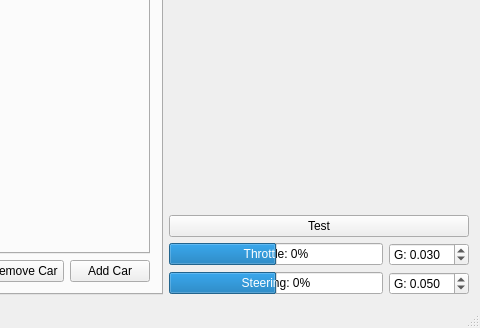
Old version of the form Linux/RC_Car_Tool/mainwindow.ui in the repository vedderb/rise_sdvp; both pictures show x 929 to 1409 and y 379 to 707 of the 1409 by 707 pixel window.
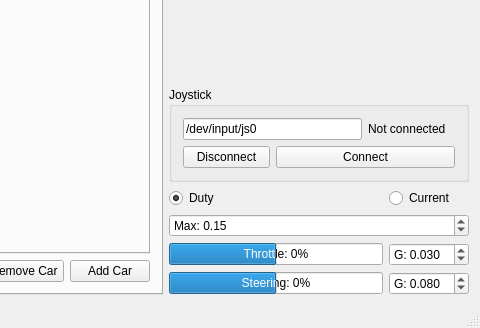
New version of the form. The open tabs and pages were chosen to show the change. Custom widgets are drawn as their Qt base class.

Commit message: Joystick support

```diff
--- a/Linux/RC_Car_Tool/mainwindow.ui
+++ b/Linux/RC_Car_Tool/mainwindow.ui
@@ -242,7 +242,7 @@
           <rect>
            <x>0</x>
            <y>0</y>
-           <width>193</width>
+           <width>300</width>
            <height>78</height>
           </rect>
          </property>
@@ -308,15 +308,45 @@
        </spacer>
       </item>
       <item>
-       <widget class="QPushButton" name="testButton">
-        <property name="text">
-         <string>Test</string>
+       <widget class="QGroupBox" name="groupBox">
+        <property name="title">
+         <string>Joystick</string>
         </property>
+        <layout class="QGridLayout" name="gridLayout_4">
+         <item row="0" column="0" colspan="2">
+          <widget class="QLineEdit" name="jsPortEdit">
+           <property name="text">
+            <string>/dev/input/js0</string>
+           </property>
+          </widget>
+         </item>
+         <item row="0" column="2">
+          <widget class="QLabel" name="jsConnectedLabel">
+           <property name="text">
+            <string>Not connected</string>
+           </property>
+          </widget>
+         </item>
+         <item row="1" column="0">
+          <widget class="QPushButton" name="jsDisconnectButton">
+           <property name="text">
+            <string>Disconnect</string>
+           </property>
+          </widget>
+         </item>
+         <item row="1" column="1" colspan="2">
+          <widget class="QPushButton" name="jsConnectButton">
+           <property name="text">
+            <string>Connect</string>
+           </property>
+          </widget>
+         </item>
+        </layout>
        </widget>
       </item>
       <item>
        <layout class="QGridLayout" name="gridLayout_3">
-        <item row="0" column="0">
+        <item row="2" column="0">
          <widget class="QProgressBar" name="throttleBar">
           <property name="sizePolicy">
            <sizepolicy hsizetype="Minimum" vsizetype="Fixed">
@@ -335,7 +365,29 @@
           </property>
          </widget>
         </item>
-        <item row="0" column="1">
+        <item row="3" column="1">
+         <widget class="QDoubleSpinBox" name="steeringGainBox">
+          <property name="sizePolicy">
+           <sizepolicy hsizetype="Fixed" vsizetype="Fixed">
+            <horstretch>0</horstretch>
+            <verstretch>0</verstretch>
+           </sizepolicy>
+          </property>
+          <property name="prefix">
+           <string>G: </string>
+          </property>
+          <property name="decimals">
+           <number>3</number>
+          </property>
+          <property name="singleStep">
+           <double>0.005000000000000</double>
+          </property>
+          <property name="value">
+           <double>0.080000000000000</double>
+          </property>
+         </widget>
+        </item>
+        <item row="2" column="1">
          <widget class="QDoubleSpinBox" name="throttleGainBox">
           <property name="sizePolicy">
            <sizepolicy hsizetype="Fixed" vsizetype="Fixed">
@@ -357,7 +409,7 @@
           </property>
          </widget>
         </item>
-        <item row="1" column="0">
+        <item row="3" column="0">
          <widget class="QProgressBar" name="steeringBar">
           <property name="sizePolicy">
            <sizepolicy hsizetype="Minimum" vsizetype="Fixed">
@@ -376,25 +428,36 @@
           </property>
          </widget>
         </item>
-        <item row="1" column="1">
-         <widget class="QDoubleSpinBox" name="steeringGainBox">
-          <property name="sizePolicy">
-           <sizepolicy hsizetype="Fixed" vsizetype="Fixed">
-            <horstretch>0</horstretch>
-            <verstretch>0</verstretch>
-           </sizepolicy>
-          </property>
+        <item row="1" column="0" colspan="2">
+         <widget class="QDoubleSpinBox" name="throttleMaxBox">
           <property name="prefix">
-           <string>G: </string>
+           <string>Max: </string>
           </property>
-          <property name="decimals">
-           <number>3</number>
+          <property name="maximum">
+           <double>1.000000000000000</double>
           </property>
           <property name="singleStep">
-           <double>0.005000000000000</double>
+           <double>0.010000000000000</double>
           </property>
           <property name="value">
-           <double>0.050000000000000</double>
+           <double>0.150000000000000</double>
+          </property>
+         </widget>
+        </item>
+        <item row="0" column="0">
+         <widget class="QRadioButton" name="throttleDutyButton">
+          <property name="text">
+           <string>Duty</string>
+          </property>
+          <property name="checked">
+           <bool>true</bool>
+          </property>
+         </widget>
+        </item>
+        <item row="0" column="1">
+         <widget class="QRadioButton" name="throttleCurrentButton">
+          <property name="text">
+           <string>Current</string>
           </property>
          </widget>
         </item>
```
The commit also changes 7 other files.
